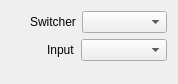
Above: src/Widgets/Inspector/TriCaster/InspectorInputWidget.ui from CasparCG/client before the change. Below: the same form after it.
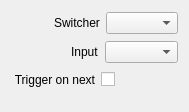
That is the form after the change.

Commit message: - Added trigger on next option for TriCaster items.

Diff of the .ui file:
```diff
--- a/src/Widgets/Inspector/TriCaster/InspectorInputWidget.ui
+++ b/src/Widgets/Inspector/TriCaster/InspectorInputWidget.ui
@@ -6,8 +6,8 @@
    <rect>
     <x>0</x>
     <y>0</y>
-    <width>178</width>
-    <height>84</height>
+    <width>186</width>
+    <height>112</height>
    </rect>
   </property>
   <property name="sizePolicy">
@@ -29,7 +29,7 @@
        </property>
        <property name="sizeHint" stdset="0">
         <size>
-         <width>19</width>
+         <width>43</width>
          <height>20</height>
         </size>
        </property>
@@ -66,7 +66,7 @@
        </property>
        <property name="sizeHint" stdset="0">
         <size>
-         <width>36</width>
+         <width>60</width>
          <height>20</height>
         </size>
        </property>
@@ -91,6 +91,59 @@
      </item>
     </layout>
    </item>
+   <item>
+    <layout class="QHBoxLayout" name="horizontalLayoutTriggerOnNext">
+     <item>
+      <spacer name="horizontalSpacerTriggerOnNext1">
+       <property name="orientation">
+        <enum>Qt::Horizontal</enum>
+       </property>
+       <property name="sizeType">
+        <enum>QSizePolicy::Fixed</enum>
+       </property>
+       <property name="sizeHint" stdset="0">
+        <size>
+         <width>2</width>
+         <height>20</height>
+        </size>
+       </property>
+      </spacer>
+     </item>
+     <item>
+      <widget class="QLabel" name="labelTriggerOnNext">
+       <property name="text">
+        <string>Trigger on next</string>
+       </property>
+       <property name="alignment">
+        <set>Qt::AlignRight|Qt::AlignTrailing|Qt::AlignVCenter</set>
+       </property>
+      </widget>
+     </item>
+     <item>
+      <widget class="QCheckBox" name="checkBoxTriggerOnNext">
+       <property name="layoutDirection">
+        <enum>Qt::RightToLeft</enum>
+       </property>
+       <property name="text">
+        <string/>
+       </property>
+      </widget>
+     </item>
+     <item>
+      <spacer name="horizontalSpacerTriggerOnNext2">
+       <property name="orientation">
+        <enum>Qt::Horizontal</enum>
+       </property>
+       <property name="sizeHint" stdset="0">
+        <size>
+         <width>40</width>
+         <height>20</height>
+        </size>
+       </property>
+      </spacer>
+     </item>
+    </layout>
+   </item>
    <item>
     <spacer name="verticalSpacerInput">
      <property name="orientation">
```
Left out of the diff: 17 changed lines with no effect on the pictures. The commit also changes 26 other files.
